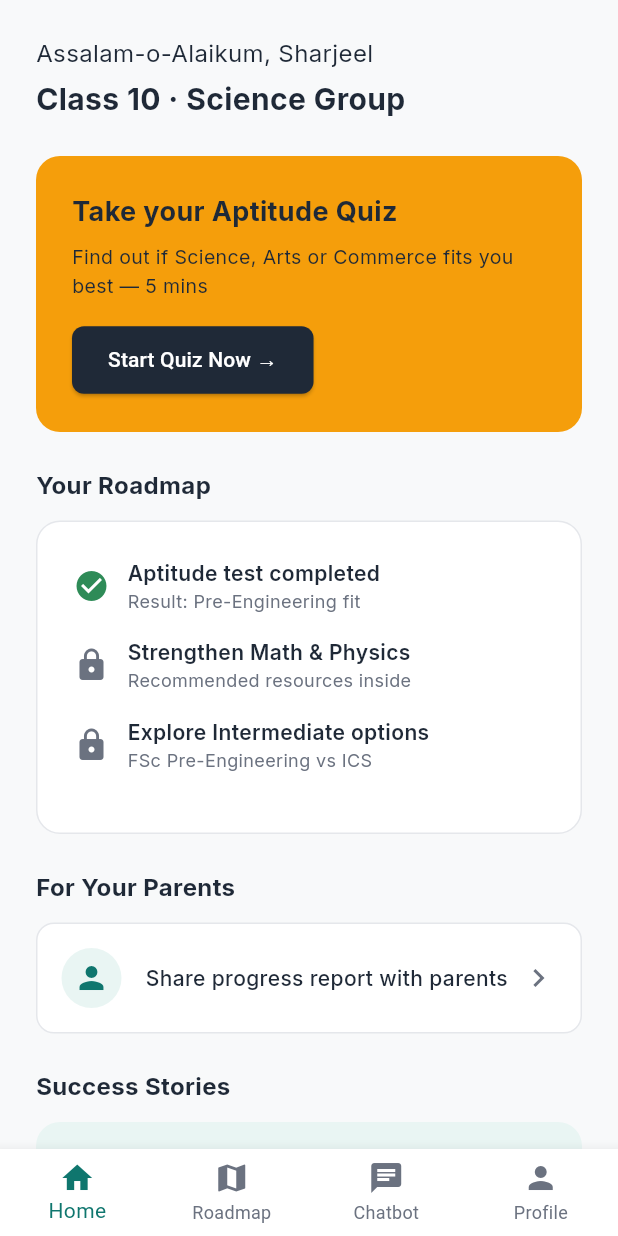
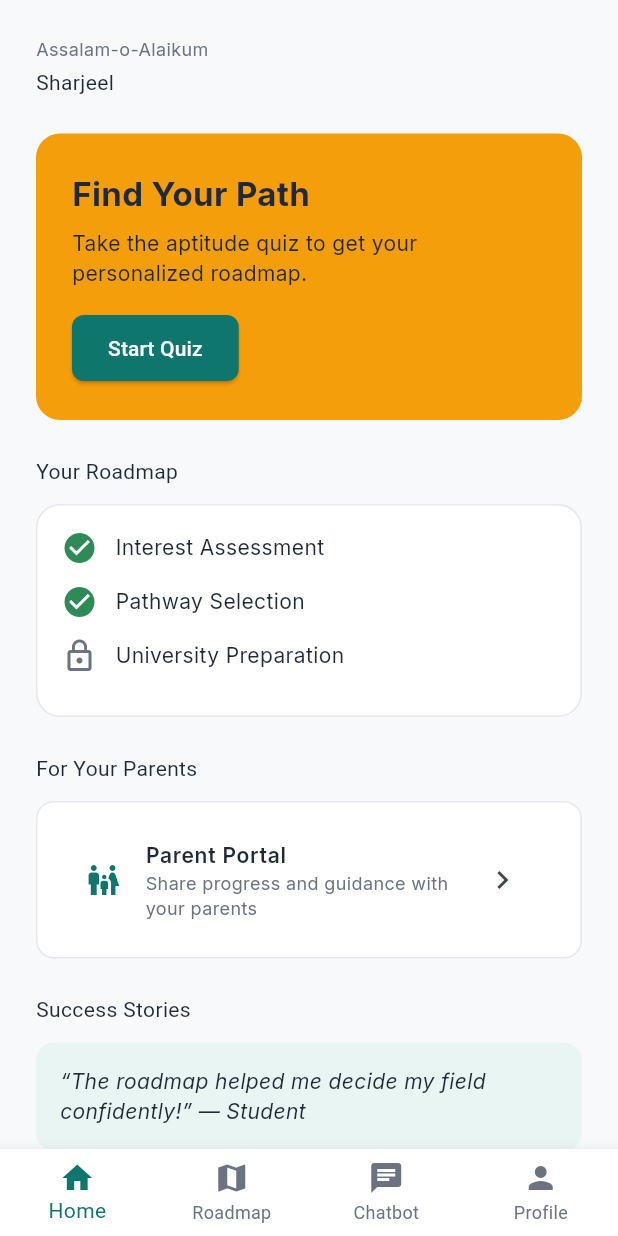
Before and after one commit to sharrjeel6636/skill-pathways, a Flutter app: the HomeScreen screen opened by its route, on a phone screen of 412 x 824 dp. Run offline on Flutter 3.47's test engine with Material 3 defaults, Android fonts, the phone set to English and light mode, and no system bars; our stand-ins replace flutter_local_notifications, go_router, google_fonts, supabase_flutter, timezone; accounts and stored records are empty; statements that could not run were skipped.

```diff
--- a/apps/mobile/skill_pathway_mobile/lib/home_screen.dart
+++ b/apps/mobile/skill_pathway_mobile/lib/home_screen.dart
@@ -1,12 +1,10 @@
 import 'package:flutter/material.dart';
-import 'package:google_fonts/google_fonts.dart';
 import 'package:go_router/go_router.dart';
 import 'package:provider/provider.dart';
 import 'theme/app_colors.dart';
 import 'theme/app_spacing.dart';
 import 'theme/app_text_styles.dart';
 import 'providers/QuizStateProvider.dart';
-import 'providers/RoadmapProvider.dart';
 import 'providers/ProfileProvider.dart';
 
 class HomeScreen extends StatelessWidget {
@@ -37,10 +35,6 @@ class HomeScreen extends StatelessWidget {
               _buildSectionLabel("Success Stories"),
               const SizedBox(height: AppSpacing.p12),
               _buildSuccessStoryCard(),
-              const SizedBox(height: AppSpacing.p24),
-              _buildSectionLabel("Quick Services"),
-              const SizedBox(height: AppSpacing.p12),
-              _buildServicesGrid(context),
             ],
           ),
         ),
@@ -51,6 +45,7 @@ class HomeScreen extends StatelessWidget {
         unselectedItemColor: AppColors.textSecondary,
         currentIndex: 0,
         onTap: (index) {
+          if (index == 0) return; // Already on Home
           if (index == 1) context.go('/roadmap');
           else if (index == 2) context.go('/chatbot');
           else if (index == 3) context.go('/profile');
@@ -68,31 +63,30 @@ class HomeScreen extends StatelessWidget {
   Widget _buildHeader(BuildContext context) => Column(
         crossAxisAlignment: CrossAxisAlignment.start,
         children: [
-          Text("Assalam-o-Alaikum, ${context.watch<ProfileProvider>().name}", style: GoogleFonts.inter(fontSize: 16, color: AppColors.textPrimary)),
+          Text("Assalam-o-Alaikum", style: AppTextStyles.bodySmall.copyWith(color: AppColors.textSecondary)),
           const SizedBox(height: AppSpacing.p4),
-          Text("Class 10 · Science Group", style: GoogleFonts.inter(fontSize: 20, fontWeight: FontWeight.bold, color: AppColors.textPrimary)),
+          Text(context.watch<ProfileProvider>().name, style: AppTextStyles.headlineSmall.copyWith(color: AppColors.textPrimary)),
         ],
       );
 
-  Widget _buildSectionLabel(String title) => Text(title, style: GoogleFonts.inter(fontSize: 16, fontWeight: FontWeight.bold, color: AppColors.textPrimary));
+  Widget _buildSectionLabel(String title) => Text(title, style: AppTextStyles.titleMedium.copyWith(color: AppColors.textPrimary));
 
   Widget _buildQuizCTA(BuildContext context) {
-    final quizResult = context.watch<QuizStateProvider>().completedResult;
-    final quizCompleted = quizResult != null;
+    final quizCompleted = context.watch<QuizStateProvider>().completedResult != null;
     return Container(
       padding: const EdgeInsets.all(AppSpacing.p24),
       decoration: BoxDecoration(color: AppColors.accent, borderRadius: BorderRadius.circular(AppSpacing.r16)),
       child: Column(
         crossAxisAlignment: CrossAxisAlignment.start,
         children: [
-          Text("Take your Aptitude Quiz", style: GoogleFonts.inter(fontSize: 18, fontWeight: FontWeight.bold, color: AppColors.textPrimary)),
+          Text("Find Your Path", style: AppTextStyles.titleLarge.copyWith(color: AppColors.textPrimary)),
           const SizedBox(height: AppSpacing.p8),
-          Text("Find out if Science, Arts or Commerce fits you best — 5 mins", style: GoogleFonts.inter(fontSize: 13, color: AppColors.textPrimary)),
+          Text("Take the aptitude quiz to get your personalized roadmap.", style: AppTextStyles.bodyMedium.copyWith(color: AppColors.textPrimary)),
           const SizedBox(height: AppSpacing.p16),
           ElevatedButton(
             onPressed: () => quizCompleted ? context.go('/quiz/result') : context.go('/quiz'),
-            style: ElevatedButton.styleFrom(backgroundColor: AppColors.textPrimary, foregroundColor: AppColors.surface),
-            child: Text(quizCompleted ? "See Results →" : "Start Quiz Now →"),
+            style: ElevatedButton.styleFrom(backgroundColor: AppColors.primary, foregroundColor: AppColors.surface),
+            child: Text(quizCompleted ? "See Results" : "Start Quiz"),
           ),
         ],
       ),
@@ -101,29 +95,21 @@ class HomeScreen extends StatelessWidget {
 
   Widget _buildRoadmapPreview(BuildContext context) {
     final steps = [
-        {"title": "Aptitude test completed", "subtitle": "Result: Pre-Engineering fit", "status": "done"},
-        {"title": "Strengthen Math & Physics", "subtitle": "Recommended resources inside", "status": "locked"},
-        {"title": "Explore Intermediate options", "subtitle": "FSc Pre-Engineering vs ICS", "status": "locked"},
+        {"title": "Interest Assessment", "status": "done"},
+        {"title": "Pathway Selection", "status": "done"},
+        {"title": "University Preparation", "status": "locked"},
     ];
     return Container(
-      padding: const EdgeInsets.all(AppSpacing.p24),
+      padding: const EdgeInsets.all(AppSpacing.p16),
       decoration: BoxDecoration(color: AppColors.surface, borderRadius: BorderRadius.circular(AppSpacing.r16), border: Border.all(color: AppColors.border)),
       child: Column(
         children: steps.map((step) => Padding(
-          padding: const EdgeInsets.only(bottom: AppSpacing.p16),
+          padding: const EdgeInsets.only(bottom: AppSpacing.p12),
           child: Row(
             children: [
-              Icon(step['status'] == 'done' ? Icons.check_circle : Icons.lock, color: step['status'] == 'done' ? AppColors.success : AppColors.textSecondary),
+              Icon(step['status'] == 'done' ? Icons.check_circle : Icons.lock_outline, color: step['status'] == 'done' ? AppColors.success : AppColors.textSecondary),
               const SizedBox(width: AppSpacing.p12),
-              Expanded(
-                child: Column(
-                  crossAxisAlignment: CrossAxisAlignment.start,
-                  children: [
-                    Text(step['title'] as String, style: GoogleFonts.inter(fontSize: 14, fontWeight: FontWeight.w600, color: AppColors.textPrimary)),
-                    Text(step['subtitle'] as String, style: GoogleFonts.inter(fontSize: 12, color: AppColors.textSecondary)),
-                  ],
-                ),
-              ),
+              Text(step['title'] as String, style: AppTextStyles.bodyMedium),
             ],
           ),
         )).toList(),
@@ -134,82 +120,18 @@ class HomeScreen extends StatelessWidget {
   Widget _buildParentCard(BuildContext context) => Container(
     padding: const EdgeInsets.all(AppSpacing.p16),
     decoration: BoxDecoration(color: AppColors.surface, borderRadius: BorderRadius.circular(AppSpacing.r12), border: Border.all(color: AppColors.border)),
-    child: Row(
-      children: [
-        const CircleAvatar(backgroundColor: AppColors.lightTeal, child: Icon(Icons.person, color: AppColors.primary)),
-        const SizedBox(width: AppSpacing.p16),
-        Expanded(child: Text("Share progress report with parents", style: GoogleFonts.inter(fontSize: 14, fontWeight: FontWeight.w500))),
-        const Icon(Icons.chevron_right, color: AppColors.textSecondary),
-      ],
+    child: ListTile(
+      leading: const Icon(Icons.family_restroom, color: AppColors.primary),
+      title: Text("Parent Portal", style: AppTextStyles.titleSmall),
+      subtitle: Text("Share progress and guidance with your parents", style: AppTextStyles.bodySmall),
+      trailing: const Icon(Icons.chevron_right),
+      onTap: () => context.go('/parent-dashboard'),
     ),
   );
 
   Widget _buildSuccessStoryCard() => Container(
-    padding: const EdgeInsets.all(AppSpacing.p24),
-    decoration: BoxDecoration(color: AppColors.lightTeal, borderRadius: BorderRadius.circular(AppSpacing.r16)),
-    child: Column(
-      crossAxisAlignment: CrossAxisAlignment.start,
-      children: [
-        Text("“Matric ke baad confuse thi, ab NUST mein CS kar rahi hoon”", style: GoogleFonts.inter(fontSize: 14, fontStyle: FontStyle.italic, color: AppColors.textPrimary)),
-        const SizedBox(height: AppSpacing.p12),
-        Text("— Zainab, Karachi · BS Computer Science", style: GoogleFonts.inter(fontSize: 12, fontWeight: FontWeight.bold, color: AppColors.textSecondary)),
-      ],
-    ),
+    padding: const EdgeInsets.all(AppSpacing.p16),
+    decoration: BoxDecoration(color: AppColors.lightTeal, borderRadius: BorderRadius.circular(AppSpacing.r12)),
+    child: Text("“The roadmap helped me decide my field confidently!” — Student", style: AppTextStyles.bodyMedium.copyWith(fontStyle: FontStyle.italic)),
   );
-
-  Widget _buildServicesGrid(BuildContext context) {
-    final List<Map<String, dynamic>> services = [
-      {'title': 'Career Explorer', 'route': '/career-explorer', 'icon': Icons.explore},
-      {'title': 'Scholarships', 'route': '/scholarship-info', 'icon': Icons.school},
-      {'title': 'Certifications', 'route': '/certifications-tracker', 'icon': Icons.assignment_turned_in},
-      {'title': 'Degree Comp', 'route': '/degree-comparison', 'icon': Icons.compare, 'extra': 'Computer Science'},
-      {'title': 'Matric Guide', 'route': '/matric-guidance', 'icon': Icons.menu_book},
-      {'title': 'Inter Guide', 'route': '/inter-guidance', 'icon': Icons.book},
-      {'title': 'Vocational', 'route': '/vocational-path', 'icon': Icons.work},
-      {'title': 'Uni List', 'route': '/university-shortlist', 'icon': Icons.list},
-      {'title': 'Prep', 'route': '/resume-interview-prep', 'icon': Icons.psychology},
-      {'title': 'Skill Gap', 'route': '/skill-gap-analyzer', 'icon': Icons.analytics},
-      {'title': 'Counselor', 'route': '/counselor-dashboard', 'icon': Icons.support_agent},
-      {'title': 'Parents', 'route': '/parent-dashboard', 'icon': Icons.family_restroom},
-    ];
-
-    return GridView.builder(
-      shrinkWrap: true,
-      physics: const NeverScrollableScrollPhysics(),
-      gridDelegate: const SliverGridDelegateWithFixedCrossAxisCount(
-        crossAxisCount: 3,
-        crossAxisSpacing: AppSpacing.p12,
-        mainAxisSpacing: AppSpacing.p12,
-        childAspectRatio: 0.8,
-      ),
-      itemCount: services.length,
-      itemBuilder: (context, index) {
-        final service = services[index];
-        return GestureDetector(
-          onTap: () => context.push(service['route'], extra: service['extra']),
-          child: Container(
-            padding: const EdgeInsets.all(AppSpacing.p8),
-            decoration: BoxDecoration(
-              color: AppColors.surface,
-              borderRadius: BorderRadius.circular(AppSpacing.r12),
-              border: Border.all(color: AppColors.border),
-            ),
-            child: Column(
-              mainAxisAlignment: MainAxisAlignment.center,
-              children: [
-                Icon(service['icon'], color: AppColors.primary, size: 28),
-                const SizedBox(height: AppSpacing.p8),
-                Text(service['title'],
-                  style: GoogleFonts.inter(fontSize: 11, fontWeight: FontWeight.w500, color: AppColors.textPrimary),
-                  textAlign: TextAlign.center,
-                  maxLines: 2,
-                  overflow: TextOverflow.ellipsis,
-                ),
-              ],
-            ),
-          ),
-        );
-      },
-    );
-  }
 }
--- a/apps/mobile/skill_pathway_mobile/lib/services/api_client.dart
+++ b/apps/mobile/skill_pathway_mobile/lib/services/api_client.dart
@@ -3,7 +3,7 @@ import 'package:supabase_flutter/supabase_flutter.dart';
 import 'dart:convert';
 
 class ApiClient {
-  static const String baseUrl = 'http://localhost:8000'; // Update as needed
+  static const String baseUrl = 'http://127.0.0.1:8000';
 
   static Future<Map<String, String>> _getHeaders() async {
     final token = Supabase.instance.client.auth.currentSession?.accessToken;
--- a/apps/mobile/skill_pathway_mobile/pubspec.yaml
+++ b/apps/mobile/skill_pathway_mobile/pubspec.yaml
@@ -20,3 +20,7 @@ dependencies:
 
 flutter:
   uses-material-design: true
+dev_dependencies:
+  flutter_test:
+    sdk: flutter
+  mockito: ^5.8.1
```
Also changed, not shown: apps/mobile/skill_pathway_mobile/lib/chatbot_screen.dart (+31 -27 lines), apps/mobile/skill_pathway_mobile/lib/main.dart (+2 -8 lines), apps/mobile/skill_pathway_mobile/pubspec.lock, 2 other files.
